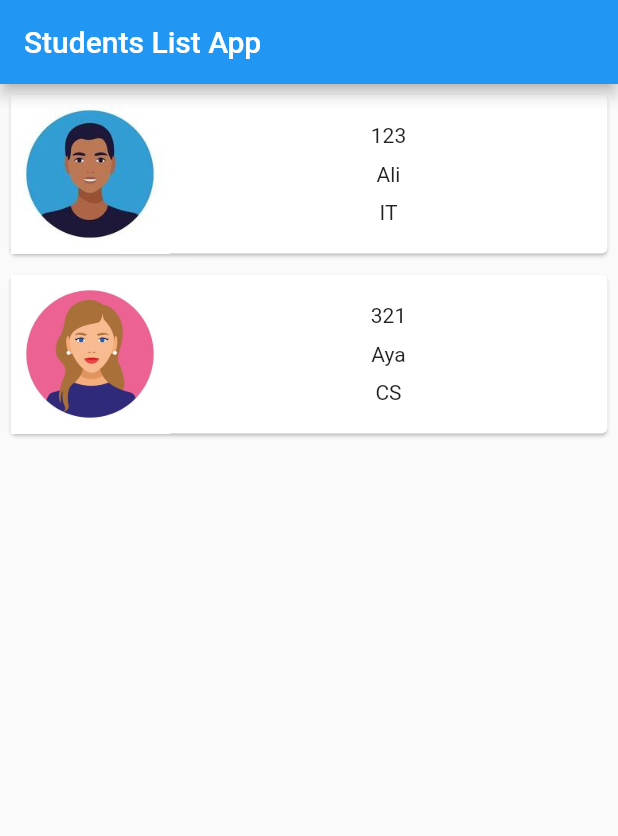
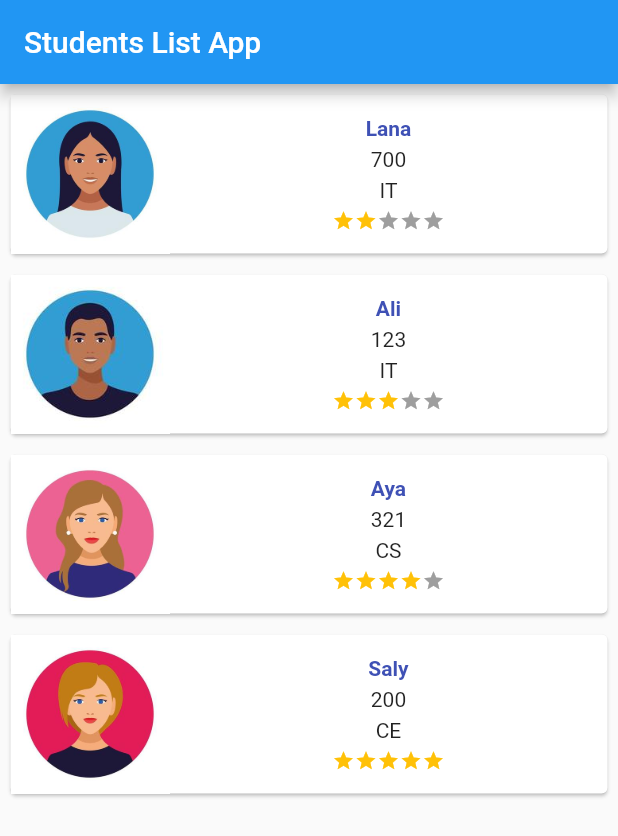
Before and after one commit to Huda162/flutter_H1, a Flutter app: the screen it shows after launch, on a phone screen of 412 x 824 dp. Shown: the top 836 px of the screen. Run offline on Flutter 3.47's test engine with Material 2 defaults, Android fonts, the phone set to English and light mode, and no system bars; drawn by our look-alikes of flutter_rating_bar.

Commit message:
add stars, final commit

```diff
--- a/lib/main.dart
+++ b/lib/main.dart
@@ -1,4 +1,5 @@
 import 'package:flutter/material.dart';
+import 'package:flutter_rating_bar/flutter_rating_bar.dart';
 
 void main() {
   runApp(const MyApp());
@@ -14,13 +15,11 @@ class MyApp extends StatelessWidget {
             appBar: AppBar(title: const Text('Students List App')),
             body: ListView(
               children: const [
-                // Image.asset('assets/images/man1.jpg'),
-                // Text('id'),
-                // Text('name'),
-                // Text('major'),
+                StudentItem(image: 'assets/images/woman3.jpg', id: '700', name: 'Lana', major: 'IT', rate: 2),
+                StudentItem(image: 'assets/images/man1.jpg', id: '123', name: 'Ali', major: 'IT', rate: 3),
+                StudentItem(image: 'assets/images/woman1.jpg', id: '321', name: 'Aya', major: 'CS', rate: 4),
+                StudentItem(image: 'assets/images/woman2.jpg', id: '200', name: 'Saly', major: 'CE', rate: 5)
 
-                StudentItem(image: 'assets/images/man1.jpg', id: '123', name: 'Ali', major: 'IT', rate: 3),
-                StudentItem(image: 'assets/images/woman1.jpg', id: '321', name: 'Aya', major: 'CS', rate: 4)
               ],
             )
         )
@@ -33,19 +32,11 @@ class StudentItem extends StatelessWidget {
   final String id;
   final String name;
   final String major;
-  final int rate;
+  final double rate;
 
 
   const StudentItem({super.key, required this.image, required this.id, required this.name, required this.major, required this.rate});
 
-  // Widget getStars(){
-  //   List<String> stars = [];
-  //
-  //   for( var i = 0; i<rate; i++){
-  //     stars.add('assets/images/star.png');
-  //   }
-  //   return Row(children: [getStars()],) ;
-  // }
   @override
   Widget build(BuildContext context){
 
@@ -61,9 +52,21 @@ class StudentItem extends StatelessWidget {
                 child: Column(
                   mainAxisAlignment: MainAxisAlignment.spaceEvenly,
                   children: [
+                    Text(name, style: TextStyle(color: Colors.indigo, fontWeight: FontWeight.bold),),
                     Text(id),
-                    Text(name),
                     Text(major),
+                    RatingBar.builder(
+                      wrapAlignment: WrapAlignment.start,
+                      itemSize: 15,
+                      initialRating: rate,
+                      direction: Axis.horizontal,
+                      itemBuilder: (context, _) => const Icon(
+                        Icons.star,
+                        color: Colors.amber,
+                      ),
+                      onRatingUpdate: (rating) {
+
+                      },)
                   ],
                 ),
               ))
--- a/pubspec.yaml
+++ b/pubspec.yaml
@@ -37,6 +37,7 @@ dependencies:
   # The following adds the Cupertino Icons font to your application.
   # Use with the CupertinoIcons class for iOS style icons.
   cupertino_icons: ^1.0.2
+  flutter_rating_bar: ^4.0.1
 
 dev_dependencies:
 
```
Also changed, not shown: pubspec.lock.
